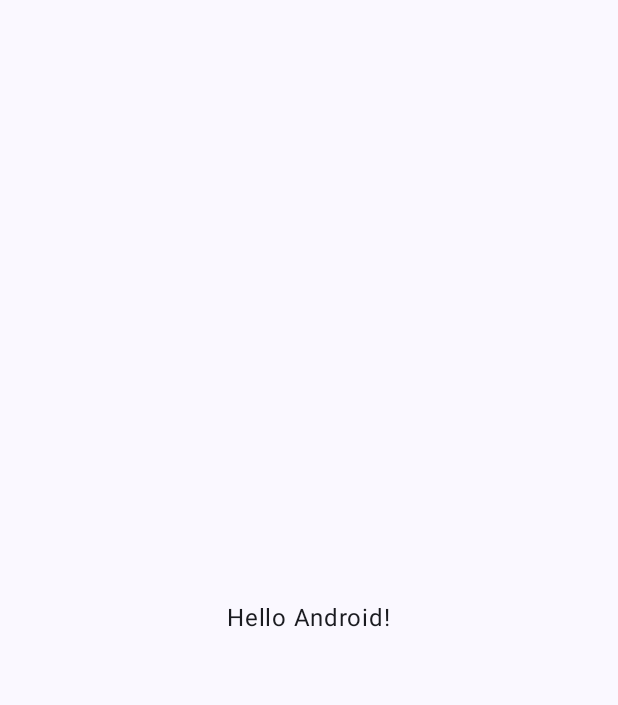
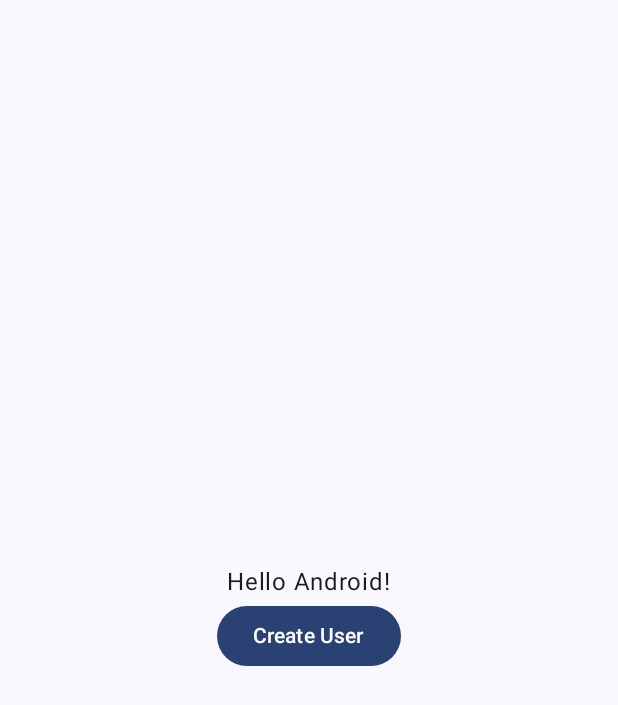
Before and after one commit to umairansariii/campus-connect-android, an Android app built with Jetpack Compose: the screen it shows after launch (MainActivity), on a phone screen of 412 x 824 dp. Before the commit the part shown is almost empty. Shown: the top 705 px of the screen. Run offline under Robolectric (Android 15) with nearby library versions, the phone set to English and light mode, and no system bars; our stand-ins replace Dagger/Hilt's generated code, Room's generated code.

Commit message:
feat: add methods to register view model

```diff
--- a/app/src/main/java/com/umairansariii/campusconnect/presentation/screens/RegisterScreen.kt
+++ b/app/src/main/java/com/umairansariii/campusconnect/presentation/screens/RegisterScreen.kt
@@ -3,15 +3,39 @@ package com.umairansariii.campusconnect.presentation.screens
 import androidx.compose.foundation.layout.Arrangement
 import androidx.compose.foundation.layout.Column
 import androidx.compose.foundation.layout.fillMaxSize
+import androidx.compose.material3.Button
 import androidx.compose.material3.MaterialTheme
 import androidx.compose.material3.Surface
 import androidx.compose.material3.Text
 import androidx.compose.runtime.Composable
+import androidx.compose.runtime.collectAsState
+import androidx.compose.runtime.getValue
 import androidx.compose.ui.Alignment
 import androidx.compose.ui.Modifier
+import androidx.hilt.navigation.compose.hiltViewModel
+import com.umairansariii.campusconnect.data.local.entities.User
+import com.umairansariii.campusconnect.data.local.enums.UserRole
+import com.umairansariii.campusconnect.data.local.enums.UserStatus
+import com.umairansariii.campusconnect.viewmodel.RegisterViewModel
+import java.util.Date
 
 @Composable
 fun RegisterScreen() {
+    val viewModel: RegisterViewModel = hiltViewModel()
+    val users by viewModel.getAllUsers().collectAsState(initial = emptyList())
+
+    fun buttonClicked() {
+        viewModel.createUser(User(
+            createdAt = Date(),
+            firstName = "Google",
+            lastName = "Android",
+            email = "android@example.com",
+            password = "HelloAndroid",
+            role = UserRole.STUDENT,
+            status = UserStatus.PENDING
+        ))
+    }
+
     Surface(
         modifier = Modifier.fillMaxSize(),
         color = MaterialTheme.colorScheme.background,
@@ -22,6 +46,16 @@ fun RegisterScreen() {
             verticalArrangement = Arrangement.Center,
         ) {
             Text(text = "Hello Android!")
+            users.forEach { user ->
+                Text(text = "Name: ${user.firstName}, Email: ${user.email}")
+            }
+            Button(
+                onClick = {
+                    buttonClicked()
+                }
+            ) {
+                Text(text = "Create User")
+            }
         }
     }
 }
--- a/app/src/main/java/com/umairansariii/campusconnect/viewmodel/RegisterViewModel.kt
+++ b/app/src/main/java/com/umairansariii/campusconnect/viewmodel/RegisterViewModel.kt
@@ -1,6 +1,25 @@
 package com.umairansariii.campusconnect.viewmodel
 
 import androidx.lifecycle.ViewModel
+import androidx.lifecycle.viewModelScope
+import com.umairansariii.campusconnect.data.local.dao.UserDao
+import com.umairansariii.campusconnect.data.local.entities.User
+import dagger.hilt.android.lifecycle.HiltViewModel
+import kotlinx.coroutines.flow.Flow
+import kotlinx.coroutines.launch
+import javax.inject.Inject
 
-class RegisterViewModel(): ViewModel() {
+@HiltViewModel
+class RegisterViewModel @Inject constructor (
+    private val userDao: UserDao
+): ViewModel() {
+    fun getAllUsers(): Flow<List<User>> {
+        return userDao.getAllUsers()
+    }
+
+    fun createUser(user: User) {
+        viewModelScope.launch {
+            userDao.insertUser(user)
+        }
+    }
 }
```
